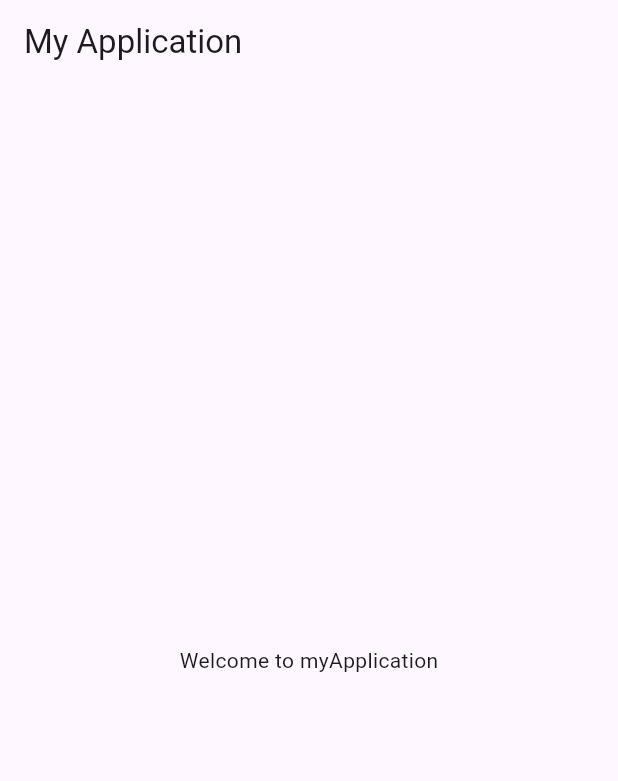
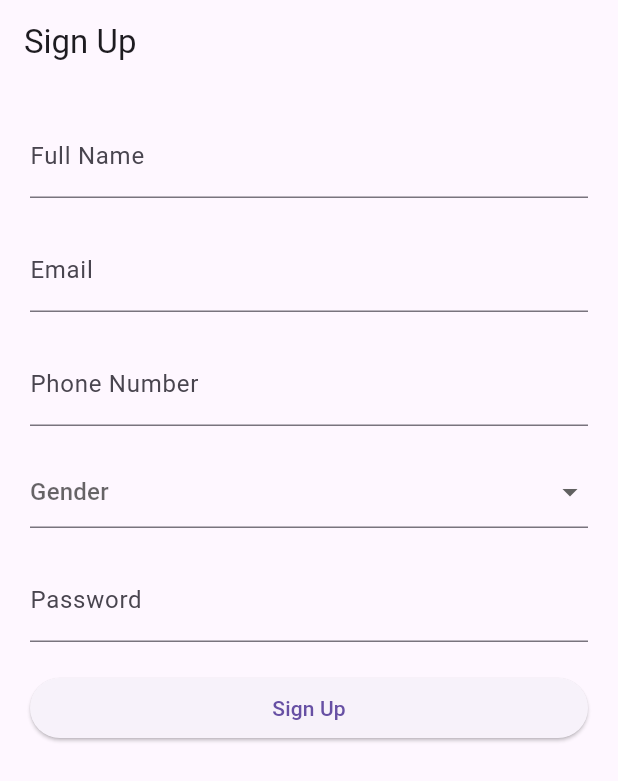
Before and after one commit to Ashwini3Frames/Flutter_Project, a Flutter app: the screen it shows after launch, on a phone screen of 412 x 824 dp. Shown: the top 781 px of the screen. Run offline on Flutter 3.47's test engine with Material 3 defaults, Android fonts, the phone set to English and light mode, and no system bars.

Commit message:
Develop signup page with validation

```diff
--- a/lib/main.dart
+++ b/lib/main.dart
@@ -1,5 +1,5 @@
 import 'package:flutter/material.dart';
-//import 'package:flutter/rendering.dart';
+import 'package:flutter/rendering.dart';
 import 'package:my_application/screens/splash_screen.dart';
 
 void main(){
--- /dev/null
+++ b/lib/screens/signup_screen.dart
@@ -0,0 +1,151 @@
+// signup_page.dart
+
+import 'package:flutter/material.dart';
+import 'package:flutter/services.dart';
+import 'package:my_application/screens/home_screen.dart';
+class SignupPage extends StatefulWidget {
+  @override
+  _SignupPageState createState() => _SignupPageState();
+}
+
+class _SignupPageState extends State<SignupPage> {
+  final GlobalKey<FormState> _formKey = GlobalKey<FormState>();
+  final TextEditingController _fullNameController = TextEditingController();
+  final TextEditingController _emailController = TextEditingController();
+  final TextEditingController _phoneNumberController = TextEditingController();
+  final TextEditingController _passwordController = TextEditingController();
+  String? _selectedGender;
+
+  @override
+  Widget build(BuildContext context) {
+    return Scaffold(
+      appBar: AppBar(
+        title: Text('Sign Up'),
+      ),
+      body: Padding(
+        padding: EdgeInsets.all(20.0),
+        child: Form(
+          key: _formKey,
+          child: SingleChildScrollView(
+            child: Column(
+              crossAxisAlignment: CrossAxisAlignment.stretch,
+              children: <Widget>[
+                TextFormField(
+                  controller: _fullNameController,
+                  decoration: InputDecoration(labelText: 'Full Name'),
+                  validator: (value) {
+                    if (value?.isEmpty ?? true) {
+                      return 'Please enter your full name';
+                    }
+                    return null;
+                  },
+                ),
+                SizedBox(height: 20.0),
+                TextFormField(
+                  controller: _emailController,
+                  decoration: InputDecoration(labelText: 'Email'),
+                  keyboardType: TextInputType.emailAddress,
+                  validator: (value) {
+                    if (value?.isEmpty ?? true) {
+                      return 'Please enter your email';
+                    }
+                    // You can add more complex email validation if needed
+                    return null;
+                  },
+                ),
+                SizedBox(height: 20.0),
+                TextFormField(
+                  controller: _phoneNumberController,
+                  decoration: InputDecoration(labelText: 'Phone Number'),
+                  keyboardType: TextInputType.phone,
+                  inputFormatters: [FilteringTextInputFormatter.digitsOnly],
+                  validator: (value) {
+                    if (value?.isEmpty ?? true) {
+                      return 'Please enter your phone number';
+                    }
+                    // You can add more complex phone number validation if needed
+                    return null;
+                  },
+                ),
+                SizedBox(height: 20.0),
+                DropdownButtonFormField(
+                  value: _selectedGender,
+                  hint: Text('Gender'),
+                  items: ['Male', 'Female', 'Other']
+                      .map((gender) => DropdownMenuItem(
+                            value: gender,
+                            child: Text(gender),
+                          ))
+                      .toList(),
+                  onChanged: (value) {
+                    setState(() {
+                      _selectedGender = value;
+                    });
+                  },
+                  validator: (value) {
+                    if (value == null) {
+                      return 'Please select your gender';
+                    }
+                    return null;
+                  },
+                ),
+                SizedBox(height: 20.0),
+                TextFormField(
+                  controller: _passwordController,
+                  decoration: InputDecoration(labelText: 'Password'),
+                  obscureText: true,
+                  validator: (value) {
+                    if (value?.isEmpty ?? true) {
+                      return 'Please enter your password';
+                    }
+                    // Complex password validation
+                    if (value == null ||
+                        !RegExp(
+                                r'^(?=.*?[a-zA-Z])(?=.*?[0-9])(?=.*?[!@#$%^&*()_+{}|:"<>?~`])')
+                            .hasMatch(value)) {
+                      return 'Password must contain at least one letter, one number, and one special character';
+                    }
+                    if (value.length < 8) {
+                      return 'Password must be at least 8 characters long';
+                    }
+                    return null;
+                  },
+                ),
+                SizedBox(height: 20.0),
+                ElevatedButton(
+                  onPressed: () {
+                    _submitForm();
+                  },
+                  child: Text('Sign Up'),
+                ),
+              ],
+            ),
+          ),
+        ),
+      ),
+    );
+  }
+
+  void _submitForm() {
+    final FormState form = _formKey.currentState!;
+    if (form.validate()) {
+      // All form fields are valid. You can proceed with signup logic.
+      _performSignup();
+    }
+  }
+
+  void _performSignup() {
+    // For demonstration purposes, we're just printing the values
+    print('Full Name: ${_fullNameController.text}');
+    print('Email: ${_emailController.text}');
+    print('Phone Number: ${_phoneNumberController.text}');
+    print('Gender: $_selectedGender');
+    print('Password: ${_passwordController.text}');
+    // You can perform signup logic here, such as calling an API to register the user
+     // Navigate to the HomeScreen after successful signup
+  Navigator.pushReplacement(
+    context,
+    MaterialPageRoute(builder: (context) => HomeScreen()),
+  );
+  }
+}
--- a/lib/screens/splash_screen.dart
+++ b/lib/screens/splash_screen.dart
@@ -1,7 +1,7 @@
 import 'package:flutter/material.dart';
 import 'package:flutter/services.dart';
 import 'package:flutter/widgets.dart';
-import 'package:my_application/screens/home_screen.dart';
+import 'package:my_application/screens/signup_screen.dart';
 class SplashScreen extends StatefulWidget{
   const SplashScreen({super.key});
   @override
@@ -14,7 +14,7 @@ class _SplashScreenState extends State<SplashScreen> with SingleTickerProviderSt
     SystemChrome.setEnabledSystemUIMode(SystemUiMode.immersive);
     Future.delayed(Duration(seconds: 2),(){
       Navigator.of(context).pushReplacement(MaterialPageRoute(
-        builder: (_)=>const HomeScreen(),
+        builder: (_)=>SignupPage(),
       )
 
       );
```
